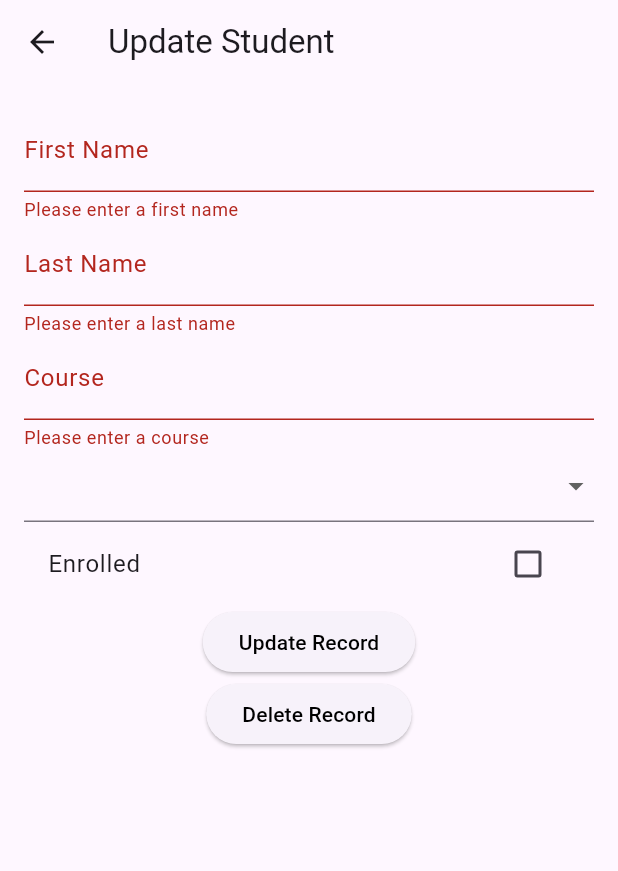
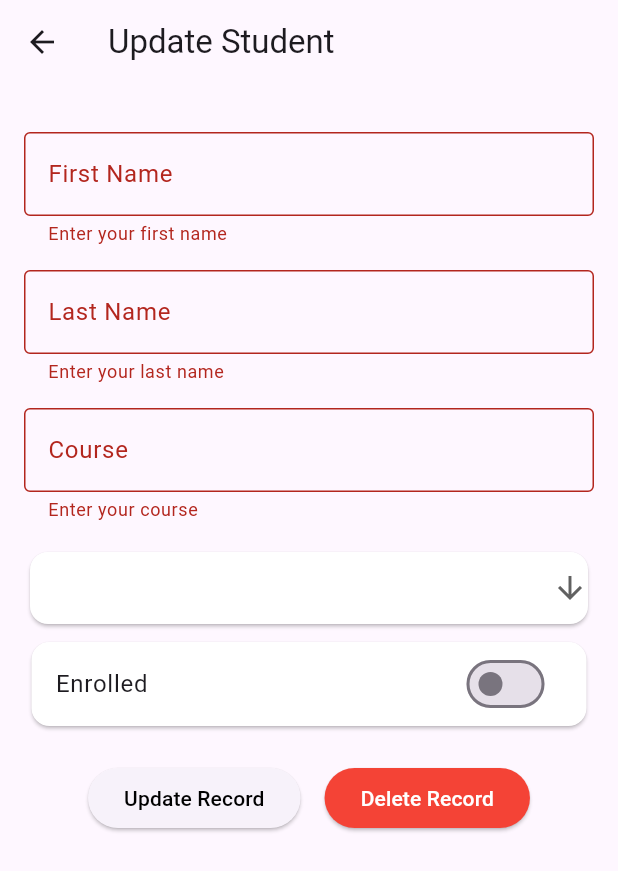
Before and after one commit to dav1d-af/CRUD_Flutter_Activity, a Flutter app: the UpdateStudentScreen screen opened directly with empty values, after a tap on "Update Record", on a phone screen of 412 x 824 dp. Shown: the top 871 px of the screen. Run offline on Flutter 3.47's test engine with Material 3 defaults, Android fonts, the phone set to English and light mode, and no system bars; network calls fail.

Commit message:
Finishing touches.

```diff
--- a/dafmon_listview/lib/add_student.dart
+++ b/dafmon_listview/lib/add_student.dart
@@ -3,6 +3,7 @@
 import 'package:dafmon_listview/api_service/api_helper.dart';
 import 'package:dafmon_listview/widget/custom_dropdown.dart';
 import 'package:dafmon_listview/widget/custom_switch.dart';
+import 'package:dafmon_listview/widget/custom_textfield.dart';
 import 'package:flutter/material.dart';
 
 class AddStudentScreen extends StatefulWidget {
@@ -43,46 +44,47 @@ class _AddStudentScreenState extends State<AddStudentScreen> {
           key: _formKey,
           child: Column(
             children: [
-              TextFormField(
+              const SizedBox(height: 16),
+              CustomTextField(
                 controller: _firstNameController,
-                decoration: const InputDecoration(
-                  labelText: 'First Name',
-                  border: OutlineInputBorder(),
-                ),
+                labelText: 'First Name',
                 validator: (value) {
                   if (value == null || value.isEmpty) {
                     return 'Enter your first name';
                   }
                   return null;
                 },
+                decoration: const InputDecoration(
+                  border: OutlineInputBorder(),
+                ),
               ),
               const SizedBox(height: 16),
-              TextFormField(
+              CustomTextField(
                 controller: _lastNameController,
-                decoration: const InputDecoration(
-                  labelText: 'Last Name',
-                  border: OutlineInputBorder(),
-                ),
+                labelText: 'Last Name',
                 validator: (value) {
                   if (value == null || value.isEmpty) {
                     return 'Enter your last name';
                   }
                   return null;
                 },
+                decoration: const InputDecoration(
+                  border: OutlineInputBorder(),
+                ),
               ),
               const SizedBox(height: 16),
-              TextFormField(
+              CustomTextField(
                 controller: _courseController,
-                decoration: const InputDecoration(
-                  labelText: 'Course',
-                  border: OutlineInputBorder(),
-                ),
+                labelText: 'Course',
                 validator: (value) {
                   if (value == null || value.isEmpty) {
                     return 'Enter your course';
                   }
                   return null;
                 },
+                decoration: const InputDecoration(
+                  border: OutlineInputBorder(),
+                ),
               ),
               const SizedBox(height: 16),
               Padding(
--- a/dafmon_listview/lib/api_service/api_helper.dart
+++ b/dafmon_listview/lib/api_service/api_helper.dart
@@ -72,11 +72,9 @@ class ApiHelper {
 
       try {
         await ApiService().updateStudent(updatedStudent.id!, data);
-        Navigator.pop(context, true);
         return true;
       } catch (error) {
         print('Failed to update: $error');
-        Navigator.pop(context, false);
         return false;
       }
     }
@@ -89,10 +87,10 @@ class ApiHelper {
   }) async {
     try {
       await ApiService().deleteStudent(studentId);
-      return true; // Indicate success
+      return true;
     } catch (error) {
       print('Failed to delete student: $error');
-      return false; // Indicate failure
+      return false;
     }
   }
 }
--- a/dafmon_listview/lib/update_student.dart
+++ b/dafmon_listview/lib/update_student.dart
@@ -1,6 +1,9 @@
 // ignore_for_file: use_build_context_synchronously, avoid_print
 
 import 'package:dafmon_listview/api_service/api_helper.dart';
+import 'package:dafmon_listview/widget/custom_dropdown.dart';
+import 'package:dafmon_listview/widget/custom_switch.dart';
+import 'package:dafmon_listview/widget/custom_textfield.dart';
 import 'package:flutter/material.dart';
 import 'package:dafmon_listview/model/student_model.dart';
 
@@ -77,40 +80,91 @@ class _UpdateStudentScreenState extends State<UpdateStudentScreen> {
           key: _formKey,
           child: Column(
             children: <Widget>[
-              TextFormField(
+              const SizedBox(height: 16),
+              CustomTextField(
                 controller: _firstNameController,
-                decoration: const InputDecoration(labelText: 'First Name'),
-                validator: (value) =>
-                    value!.isEmpty ? 'Please enter a first name' : null,
+                labelText: 'First Name',
+                validator: (value) {
+                  if (value == null || value.isEmpty) {
+                    return 'Enter your first name';
+                  }
+                  return null;
+                },
+                decoration: const InputDecoration(
+                  border: OutlineInputBorder(),
                 ),
-              TextFormField(
+              ),
+              const SizedBox(height: 16),
+              CustomTextField(
                 controller: _lastNameController,
-                decoration: const InputDecoration(labelText: 'Last Name'),
-                validator: (value) =>
-                    value!.isEmpty ? 'Please enter a last name' : null,
+                labelText: 'Last Name',
+                validator: (value) {
+                  if (value == null || value.isEmpty) {
+                    return 'Enter your last name';
+                  }
+                  return null;
+                },
+                decoration: const InputDecoration(
+                  border: OutlineInputBorder(),
                 ),
-              TextFormField(
+              ),
+              const SizedBox(height: 16),
+              CustomTextField(
                 controller: _courseController,
-                decoration: const InputDecoration(labelText: 'Course'),
-                validator: (value) =>
-                    value!.isEmpty ? 'Please enter a course' : null,
+                labelText: 'Course',
+                validator: (value) {
+                  if (value == null || value.isEmpty) {
+                    return 'Enter your course';
+                  }
+                  return null;
+                },
+                decoration: const InputDecoration(
+                  border: OutlineInputBorder(),
                 ),
-              DropdownButtonFormField<String>(
-                value: _selectedYear,
-                items: _years.map((year) {
-                  return DropdownMenuItem(
-                    value: year,
-                    child: Text(year),
-                  );
-                }).toList(),
-                onChanged: (value) => setState(() => _selectedYear = value!),
               ),
-              CheckboxListTile(
-                title: const Text('Enrolled'),
+              const SizedBox(height: 16),
+              Padding(
+                padding: const EdgeInsets.symmetric(horizontal: 0.0),
+                child: Card(
+                  color: Colors.white,
+                  elevation: 1,
+                  child: Row(
+                    children: [
+                      Expanded(
+                        child: CustomDropdown(
+                          selectedYear: _selectedYear,
+                          years: _years,
+                          onChanged: (String? newValue) {
+                            setState(() {
+                              _selectedYear = newValue!;
+                            });
+                          },
+                        ),
+                      ),
+                    ],
+                  ),
+                ),
+              ),
+              Padding(
+                padding: const EdgeInsets.symmetric(horizontal: 5.0),
+                child: CustomSwitch(
                   value: _enrolled,
-                onChanged: (value) => setState(() => _enrolled = value!),
+                  onChanged: (bool value) {
+                    setState(() {
+                      _enrolled = value;
+                    });
+                  },
+                  title: 'Enrolled',
                 ),
-              ElevatedButton(
+              ),
+              const SizedBox(height: 16),
+              Row(
+                mainAxisAlignment:
+                    MainAxisAlignment.center, // Align buttons to the center
+                children: [
+                  Padding(
+                    padding: const EdgeInsets.symmetric(horizontal: 8.0),
+                    child: ElevatedButton(
                       onPressed: () async {
                         bool result = await _apiHelper.updateRecord(
                           student: widget.student,
@@ -124,7 +178,7 @@ class _UpdateStudentScreenState extends State<UpdateStudentScreen> {
                           context: context,
                         );
                         if (result) {
-                    widget.onUpdate(); // Notify Mainview
+                          widget.onUpdate();
                           Navigator.pop(context);
                         } else {
                           print('Failed to update student');
@@ -135,7 +189,13 @@ class _UpdateStudentScreenState extends State<UpdateStudentScreen> {
                         style: TextStyle(color: Colors.black),
                       ),
                     ),
-              ElevatedButton(
+                  ),
+                  Padding(
+                    padding: const EdgeInsets.symmetric(horizontal: 8.0),
+                    child: ElevatedButton(
+                      style: ElevatedButton.styleFrom(
+                        backgroundColor: Colors.red,
+                      ),
                       onPressed: () async {
                         bool result = await _apiHelper.deleteStudent(
                           studentId: widget.student.id!,
@@ -150,8 +210,11 @@ class _UpdateStudentScreenState extends State<UpdateStudentScreen> {
                       },
                       child: const Text(
                         'Delete Record',
-                  style: TextStyle(color: Colors.black),
+                        style: TextStyle(color: Colors.white),
                       ),
+                    ),
+                  ),
+                ],
               ),
             ],
           ),
--- a/dafmon_listview/lib/widget/custom_textfield.dart
+++ b/dafmon_listview/lib/widget/custom_textfield.dart
@@ -4,19 +4,21 @@ class CustomTextField extends StatelessWidget {
   final TextEditingController controller;
   final String labelText;
   final String? Function(String?)? validator;
+  final InputDecoration decoration;
 
   const CustomTextField({
-    Key? key,
+    super.key,
     required this.controller,
     required this.labelText,
     this.validator,
-  }) : super(key: key);
+    required this.decoration,
+  });
 
   @override
   Widget build(BuildContext context) {
     return TextFormField(
       controller: controller,
-      decoration: InputDecoration(
+      decoration: decoration.copyWith(
         labelText: labelText,
       ),
       validator: validator,
```
Lines whose indentation alone changed are shown as unchanged.
